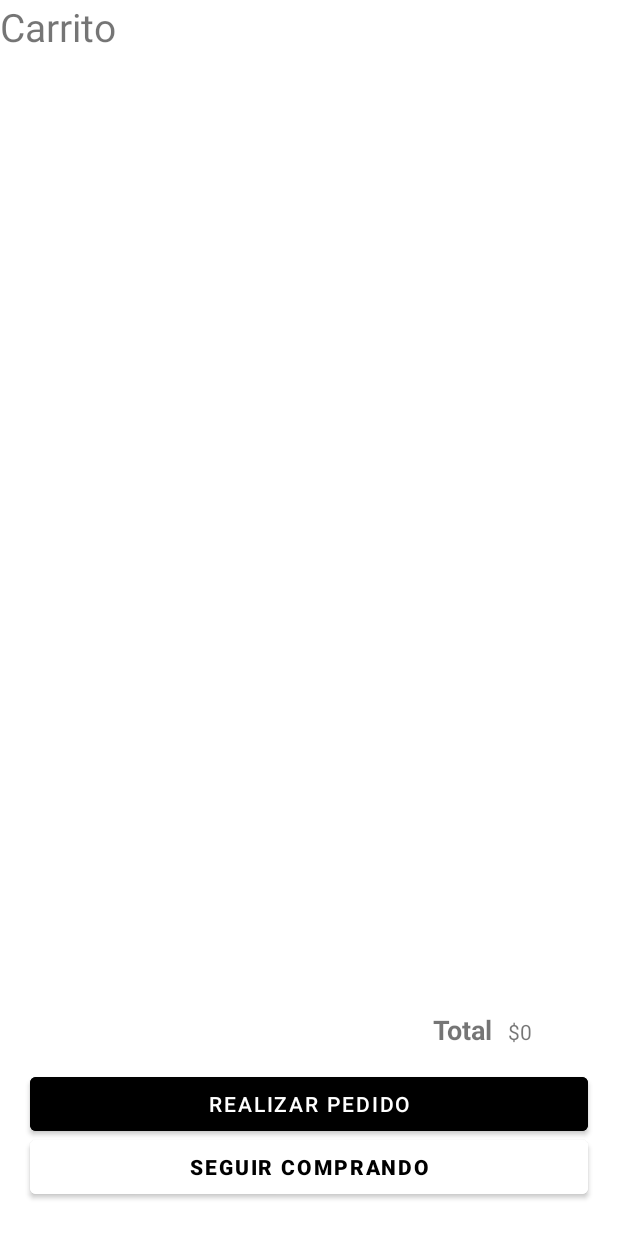
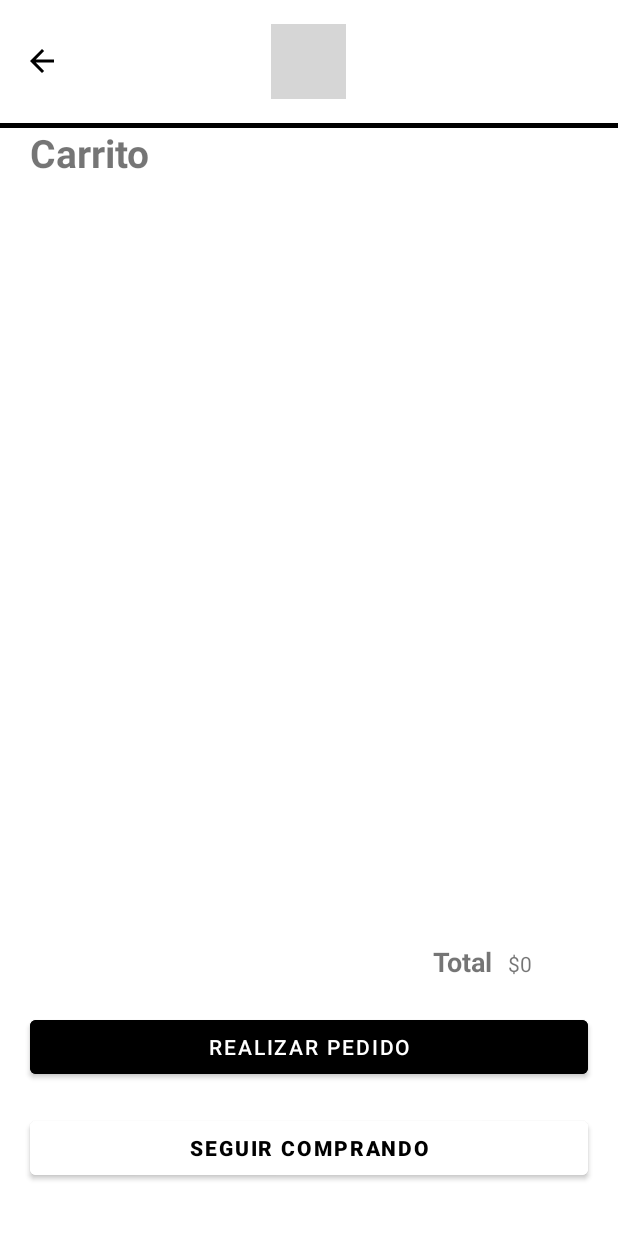
Before and after one commit to DestroyerRexor/OhMyYog, an Android app: the CartViewActivity screen opened directly, with no data from a screen before it, on a phone screen of 412 x 824 dp. Run offline under Robolectric (Android 15) with nearby library versions, the phone set to English and light mode, and no system bars; grey boxes are pictures that could not be loaded.

Commit message:
Added "Shopping Cart" buttons functionality, and minor visual fixes

```diff
--- a/app/src/main/java/com/example/evidenciafinalapp/CartViewActivity.java
+++ b/app/src/main/java/com/example/evidenciafinalapp/CartViewActivity.java
@@ -3,8 +3,12 @@ package com.example.evidenciafinalapp;
 import androidx.appcompat.app.AppCompatActivity;
 import androidx.recyclerview.widget.LinearLayoutManager;
 import androidx.recyclerview.widget.RecyclerView;
+
+import android.content.Intent;
 import android.os.Bundle;
 import android.view.View;
+import android.widget.Button;
+import android.widget.ImageView;
 import android.widget.TextView;
 
 import java.util.ArrayList;
@@ -18,6 +22,10 @@ public class CartViewActivity extends AppCompatActivity {
     private CartAdapter cartAdapter;
     private int total = 0;
     private List<CartItem> cartItems = ShoppingCartSingleton.getInstance().getArray();
+    ImageView cartImageView;
+    ImageView returnArrowImageView;
+    Button keepShopping;
+    Button finishOrder;
 
 
     @Override
@@ -26,6 +34,19 @@ public class CartViewActivity extends AppCompatActivity {
         setContentView(R.layout.activity_cart_view);
 
         final TextView priceView = (TextView) findViewById(R.id.totalPrice);
+
+        cartImageView = findViewById(R.id.cartImageView);
+        returnArrowImageView = findViewById(R.id.returnArrowImageView);
+        keepShopping = findViewById(R.id.keepShopping);
+        finishOrder = findViewById(R.id.finishOrder);
+
+        cartImageView.setImageAlpha(0);
+        returnArrowImageView.setOnClickListener(new View.OnClickListener() {
+            @Override
+            public void onClick(View view) {
+                onBackPressed();
+            }
+        });
 
         for (CartItem item : cartItems) {
             total += (item.quantity * item.price);
@@ -40,6 +61,22 @@ public class CartViewActivity extends AppCompatActivity {
 
         cartAdapter = new CartAdapter(cartItems, position -> deleteItem(position));
         cartRecyclerView.setAdapter(cartAdapter);
+
+        keepShopping.setOnClickListener(new View.OnClickListener() {
+            @Override
+            public void onClick(View view) {
+                Intent shoppingList = new Intent(getApplicationContext(), ProductListActivity.class);
+                startActivity(shoppingList);
+            }
+        });
+
+        finishOrder.setOnClickListener(new View.OnClickListener() {
+            @Override
+            public void onClick(View view) {
+                Intent resumeDelivery = new Intent(getApplicationContext(), ResumeDeliveryActivity.class);
+                startActivity(resumeDelivery);
+            }
+        });
 
         // TODO: Add items to cartItems list and update cartAdapter
     }
--- a/app/src/main/res/layout/activity_cart_view.xml
+++ b/app/src/main/res/layout/activity_cart_view.xml
@@ -6,13 +6,21 @@
     android:layout_height="match_parent"
     tools:context=".MainActivity">
 
+    <include
+        android:id="@+id/toolbar"
+        layout="@layout/toolbar"/>
+
     <TextView
         android:id="@+id/textView"
         android:layout_width="match_parent"
         android:layout_height="40dp"
+        android:layout_marginTop="84dp"
         android:text="Carrito"
         android:textSize="26dp"
+        android:layout_marginLeft="20dp"
+        android:textStyle="bold"
         app:layout_constraintEnd_toEndOf="parent"
+        app:layout_constraintHorizontal_bias="1.0"
         app:layout_constraintStart_toStartOf="parent"
         app:layout_constraintTop_toTopOf="parent">
 
@@ -22,8 +30,8 @@
         android:id="@+id/cart_recyclerview"
         android:layout_width="wrap_content"
         android:layout_height="match_parent"
-        android:layout_marginTop="40dp"
-        android:layout_marginBottom="190dp"
+        android:layout_marginTop="120dp"
+        android:layout_marginBottom="250dp"
         android:divider="@android:color/darker_gray"
         android:dividerHeight="1px"
         android:visibility="visible"
@@ -32,7 +40,7 @@
         app:layout_constraintHorizontal_bias="0.498"
         app:layout_constraintStart_toStartOf="parent"
         app:layout_constraintTop_toBottomOf="@+id/textView"
-        app:layout_constraintVertical_bias="0.0" />
+        app:layout_constraintVertical_bias="0.56" />
 
     <LinearLayout
         android:id="@+id/linearLayout"
@@ -61,6 +69,7 @@
     </LinearLayout>
 
     <Button
+        android:id="@+id/finishOrder"
         android:layout_width="match_parent"
         android:layout_height="wrap_content"
         android:layout_marginLeft="20dp"
@@ -75,6 +84,7 @@
         app:layout_constraintVertical_bias="0.17" />
 
     <Button
+        android:id="@+id/keepShopping"
         android:layout_width="match_parent"
         android:layout_height="wrap_content"
         android:layout_marginLeft="20dp"
```
Also changed, not shown: app/src/main/java/com/example/evidenciafinalapp/ResumeDeliveryActivity.java (+14 -0 lines), app/src/main/res/layout/activity_resume_delivery.xml (+59 -0 lines).
